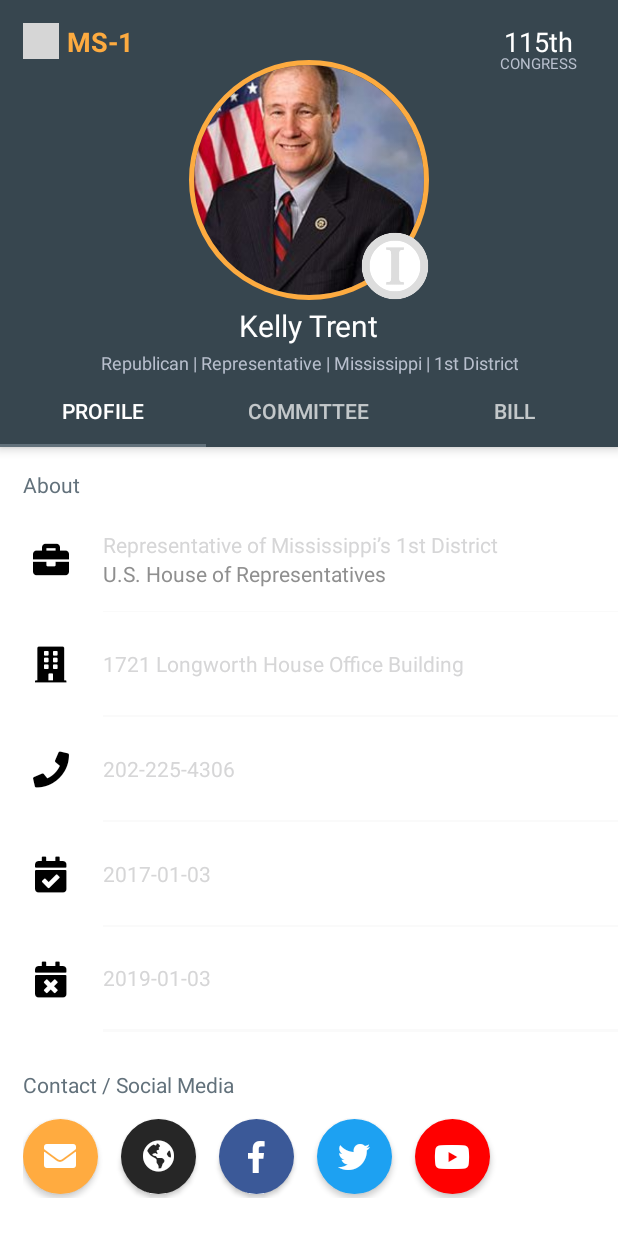
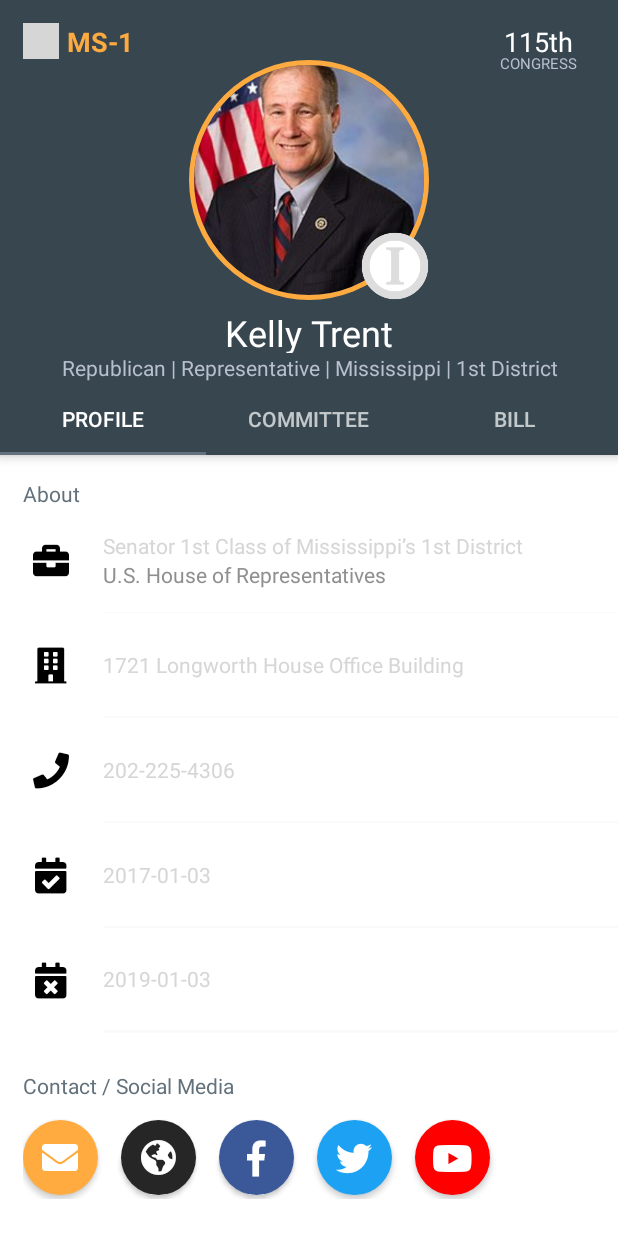
Before and after one commit to ac1997/Represent, an Android app: the DetailPageActivity screen opened directly, with no data from a screen before it, on a phone screen of 412 x 824 dp. Run offline under Robolectric (Android 15) with nearby library versions, the phone set to English and light mode, and no system bars; our stand-ins replace CircleImageView; pictures from the network do not load; 19 statements that could not run were skipped; grey boxes are pictures that could not be loaded.

Commit message:
Profile page done

```diff
--- a/app/src/main/AndroidManifest.xml
+++ b/app/src/main/AndroidManifest.xml
@@ -22,6 +22,6 @@
                 android:value=".SearchResultActivity" />
         </activity>
 
-        <activity android:name=".ProfileActivity"></activity>
+        <activity android:name=".DetailPageActivity" />
     </application>
 </manifest>
--- a/app/src/main/java/info/alexanderchen/represent/ProfileActivity.java
+++ b/app/src/main/java/info/alexanderchen/represent/DetailPageActivity.java
@@ -8,18 +8,19 @@ import android.support.v4.app.FragmentManager;
 import android.support.v4.app.FragmentPagerAdapter;
 import android.support.v4.view.ViewPager;
 import android.support.v7.app.AppCompatActivity;
-import android.util.Log;
 import android.view.LayoutInflater;
-import android.view.Menu;
-import android.view.MenuItem;
 import android.view.View;
 import android.view.ViewGroup;
+import android.widget.ImageView;
 import android.widget.TextView;
+
+import com.bumptech.glide.Glide;
+import com.bumptech.glide.request.RequestOptions;
 
 import info.alexanderchen.represent.data.CongressMemberWrapper;
 import info.alexanderchen.represent.fragment.ProfileTab;
 
-public class ProfileActivity extends AppCompatActivity {
+public class DetailPageActivity extends AppCompatActivity {
 
     private SectionsPagerAdapter mSectionsPagerAdapter;
     private ViewPager mViewPager;
@@ -29,20 +30,22 @@ public class ProfileActivity extends AppCompatActivity {
     @Override
     protected void onCreate(Bundle savedInstanceState) {
         super.onCreate(savedInstanceState);
+        congressMemberWrapper = getIntent().getExtras().getParcelable("congressMemberWrapper");
         setContentView(R.layout.activity_profile);
-
-        congressMemberWrapper = getIntent().getExtras().getParcelable("congressMemberWrapper");
-        Log.e("INTENT RECIEVED", congressMemberWrapper.getName());
 
         mSectionsPagerAdapter = new SectionsPagerAdapter(getSupportFragmentManager());
         mViewPager = findViewById(R.id.viewPagerContainer);
         mViewPager.setAdapter(mSectionsPagerAdapter);
 
         TabLayout tabLayout = findViewById(R.id.tabs);
-
         mViewPager.addOnPageChangeListener(new TabLayout.TabLayoutOnPageChangeListener(tabLayout));
         tabLayout.addOnTabSelectedListener(new TabLayout.ViewPagerOnTabSelectedListener(mViewPager));
 
+        TextView textViewBackButton = findViewById(R.id.textViewBackButton);
+        if(congressMemberWrapper.getDistrict().equals(""))
+            textViewBackButton.setText(congressMemberWrapper.getState());
+        else
+            textViewBackButton.setText(congressMemberWrapper.getState() + "-" + congressMemberWrapper.getDistrict());
         ConstraintLayout backContainer = findViewById(R.id.backContainer);
         backContainer.setOnClickListener(new View.OnClickListener() {
             @Override
@@ -50,6 +53,33 @@ public class ProfileActivity extends AppCompatActivity {
                 onBackPressed();
             }
         });
+
+        ImageView imageViewProfileImage = findViewById(R.id.imageViewProfileMemberImage);
+        ImageView imageViewPartyLogo = findViewById(R.id.imageViewProfilePartyLogo);
+        RequestOptions requestOptions = new RequestOptions().placeholder(R.drawable.no_profile_img).centerCrop();
+        Glide.with(this).setDefaultRequestOptions(requestOptions).load(congressMemberWrapper.getImageURL()).into(imageViewProfileImage);
+
+        switch (congressMemberWrapper.getParty()) {
+            case "Democratic":
+                imageViewPartyLogo.setImageResource(R.drawable.democratic);
+                break;
+
+            case "Independent":
+                imageViewPartyLogo.setImageResource(R.drawable.independent);
+                break;
+
+            case "Republican":
+                imageViewPartyLogo.setImageResource(R.drawable.republican);
+        }
+
+        TextView textViewMemberName = findViewById(R.id.textViewProfileMemberName);
+        TextView textViewMemberDetail = findViewById(R.id.textViewProfileDetails);
+
+        textViewMemberName.setText(congressMemberWrapper.getName());
+        if(congressMemberWrapper.isSenator())
+            textViewMemberDetail.setText(congressMemberWrapper.getParty()+" | "+congressMemberWrapper.getShortTitle()+" | "+congressMemberWrapper.getFullState());
+        else
+            textViewMemberDetail.setText(congressMemberWrapper.getParty()+" | "+congressMemberWrapper.getShortTitle()+" | "+congressMemberWrapper.getFullState()+" | "+congressMemberWrapper.getFullDistrict());
     }
 
     @Override
@@ -75,9 +105,7 @@ public class ProfileActivity extends AppCompatActivity {
         @Override
         public View onCreateView(LayoutInflater inflater, ViewGroup container,
                                  Bundle savedInstanceState) {
-            View rootView = inflater.inflate(R.layout.fragment_main, container, false);
-            TextView textView = (TextView) rootView.findViewById(R.id.section_label);
-            textView.setText(getString(R.string.section_format, getArguments().getInt(ARG_SECTION_NUMBER)));
+            View rootView = inflater.inflate(R.layout.fragment_placeholder, container, false);
             return rootView;
         }
     }
--- a/app/src/main/java/info/alexanderchen/represent/data/DataHelper.java
+++ b/app/src/main/java/info/alexanderchen/represent/data/DataHelper.java
@@ -384,8 +384,7 @@ public class DataHelper {
 
             if (result.getString("short_title").equals("Sen.")) {
                 congressMemberWrapper.roleSectionUpdates(result.getString("chamber"), result.getString("title"), result.getString("party"),
-                        result.getString("state"), result.getString("start_date"),
-                        result.getString("end_date"), result.getString("office"), result.getString("phone"),
+                        result.getString("state"), result.getString("start_date"), result.getString("end_date"), result.getString("office"), result.getString("phone"),
                         result.getString("contact_form"));
             } else {
                 congressMemberWrapper.roleSectionUpdates(result.getString("chamber"), result.getString("title"), result.getString("party"),
--- a/app/src/main/res/layout/activity_profile.xml
+++ b/app/src/main/res/layout/activity_profile.xml
@@ -11,7 +11,7 @@
 
         <android.support.v7.widget.Toolbar
             android:layout_width="match_parent"
-            android:layout_height="250dp"
+            android:layout_height="255dp"
             android:contentInsetEnd="0dp"
             android:contentInsetLeft="0dp"
             android:contentInsetRight="0dp"
@@ -62,7 +62,7 @@
                 </android.support.constraint.ConstraintLayout>
 
                 <de.hdodenhof.circleimageview.CircleImageView xmlns:app="http://schemas.android.com/apk/res-auto"
-                    android:id="@+id/member_image"
+                    android:id="@+id/imageViewProfileMemberImage"
                     android:layout_width="160dp"
                     android:layout_height="160dp"
                     android:layout_marginEnd="20dp"
@@ -76,12 +76,12 @@
                     app:layout_constraintTop_toTopOf="parent" />
 
                 <de.hdodenhof.circleimageview.CircleImageView xmlns:app="http://schemas.android.com/apk/res-auto"
-                    android:id="@+id/member_party"
+                    android:id="@+id/imageViewProfilePartyLogo"
                     android:layout_width="45dp"
                     android:layout_height="45dp"
                     android:src="@drawable/independent"
-                    app:layout_constraintBottom_toBottomOf="@+id/member_image"
-                    app:layout_constraintEnd_toEndOf="@+id/member_image" />
+                    app:layout_constraintBottom_toBottomOf="@+id/imageViewProfileMemberImage"
+                    app:layout_constraintEnd_toEndOf="@+id/imageViewProfileMemberImage" />
 
                 <TextView
                     android:id="@+id/textViewCongressNumber"
@@ -109,28 +109,28 @@
                     app:layout_constraintTop_toTopOf="parent" />
 
                 <TextView
-                    android:id="@+id/textView4"
+                    android:id="@+id/textViewProfileMemberName"
                     android:layout_width="wrap_content"
                     android:layout_height="30dp"
-                    android:layout_marginTop="3dp"
+                    android:layout_marginTop="5dp"
                     android:text="Kelly Trent"
                     android:textColor="@android:color/white"
-                    android:textSize="20sp"
+                    android:textSize="24sp"
                     app:layout_constraintEnd_toEndOf="parent"
                     app:layout_constraintStart_toStartOf="parent"
-                    app:layout_constraintTop_toBottomOf="@+id/member_image" />
+                    app:layout_constraintTop_toBottomOf="@+id/imageViewProfileMemberImage" />
 
                 <TextView
-                    android:id="@+id/textView5"
+                    android:id="@+id/textViewProfileDetails"
                     android:layout_width="wrap_content"
                     android:layout_height="wrap_content"
                     android:text="Republican | Representative | Mississippi | 1st District"
                     android:textAlignment="center"
                     android:textColor="@color/dimTextColor"
-                    android:textSize="12sp"
+                    android:textSize="14sp"
                     app:layout_constraintEnd_toEndOf="parent"
                     app:layout_constraintStart_toStartOf="parent"
-                    app:layout_constraintTop_toBottomOf="@+id/textView4" />
+                    app:layout_constraintTop_toBottomOf="@+id/textViewProfileMemberName" />
 
             </android.support.constraint.ConstraintLayout>
 
--- /dev/null
+++ b/app/src/main/res/layout/fragment_committee.xml
@@ -0,0 +1,6 @@
+<?xml version="1.0" encoding="utf-8"?>
+<android.support.constraint.ConstraintLayout
+    xmlns:android="http://schemas.android.com/apk/res/android" android:layout_width="match_parent"
+    android:layout_height="match_parent">
+
+</android.support.constraint.ConstraintLayout>
--- a/app/src/main/res/layout/fragment_profile.xml
+++ b/app/src/main/res/layout/fragment_profile.xml
@@ -12,9 +12,9 @@
 
         <TextView
             android:layout_width="match_parent"
-            android:layout_height="40dp"
+            android:layout_height="35dp"
             android:gravity="bottom"
-            android:paddingBottom="5dp"
+            android:paddingBottom="0dp"
             android:paddingStart="15dp"
             android:text="About"
             android:textColor="@color/colorAccent" />
@@ -47,7 +47,7 @@
                     android:layout_height="wrap_content"
                     android:layout_weight="5"
                     android:gravity="bottom"
-                    android:text="Representative of Mississippi’s 1st District"
+                    android:text="Senator 1st Class of Mississippi’s 1st District"
                     android:textAppearance="@android:style/TextAppearance.Medium"
                     android:textColor="@color/black"
                     android:textSize="14sp" />
@@ -271,7 +271,7 @@
                 android:gravity="center_vertical|center_horizontal"
                 android:text="&#xf0e0;"
                 android:textColor="#fff"
-                android:textSize="21sp" />
+                android:textSize="24sp" />
 
             <Button
                 android:id="@+id/buttonWebsiteProfile"
@@ -283,7 +283,7 @@
                 android:gravity="center_vertical|center_horizontal"
                 android:text="&#xf57d;"
                 android:textColor="#fff"
-                android:textSize="21sp" />
+                android:textSize="24sp" />
 
             <Button
                 android:id="@+id/buttonFacebookProfile"
@@ -295,7 +295,7 @@
                 android:gravity="center_vertical|center_horizontal"
                 android:text="&#xf39e;"
                 android:textColor="#fff"
-                android:textSize="21sp" />
+                android:textSize="24sp" />
 
             <Button
                 android:id="@+id/buttonTwitterProfile"
@@ -307,7 +307,7 @@
                 android:gravity="center_vertical|center_horizontal"
                 android:text="&#xf099;"
                 android:textColor="#fff"
-                android:textSize="21sp" />
+                android:textSize="24sp" />
 
             <Button
                 android:id="@+id/buttonYoutubeProfile"
@@ -319,7 +319,7 @@
                 android:gravity="center_vertical|center_horizontal"
                 android:text="&#xf167;"
                 android:textColor="#fff"
-                android:textSize="21sp" />
+                android:textSize="24sp" />
 
         </LinearLayout>
 
```
Also changed, not shown: app/src/main/java/info/alexanderchen/represent/adapter/SearchResultsListAdapter.java (+5 -8 lines), app/src/main/java/info/alexanderchen/represent/data/CongressMemberWrapper.java (+154 -4 lines), app/src/main/java/info/alexanderchen/represent/fragment/ProfileTab.java (+8 -1 lines), app/src/main/res/layout/fragment_placeholder.xml (renamed from app/src/main/res/layout/fragment_main.xml, +1 -10 lines), app/src/main/res/layout/search_results_list_item.xml (+6 -6 lines).
